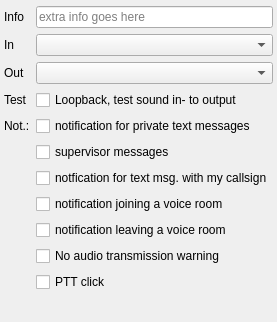
The window that src/blackgui/components/audiosetupcomponent.ui (swift-project/pilotclient) describes before a commit, drawn with Qt 5.
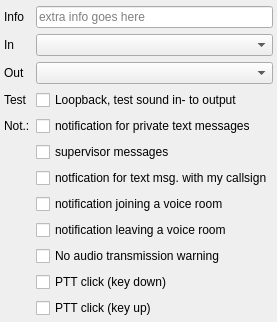
The same window after the commit.

Commit message:
Ref T567, PTT click also on key up
* added sound
* UI component

```diff
--- a/src/blackgui/components/audiosetupcomponent.ui
+++ b/src/blackgui/components/audiosetupcomponent.ui
@@ -151,7 +151,7 @@
      <item row="11" column="1">
       <widget class="QCheckBox" name="cb_SetupAudioPTTClick">
        <property name="text">
-        <string>PTT click</string>
+        <string>PTT click (key down)</string>
        </property>
       </widget>
      </item>
@@ -176,6 +176,13 @@
        </property>
       </widget>
      </item>
+     <item row="12" column="1">
+      <widget class="QCheckBox" name="cb_SetupAudioPTTClickUp">
+       <property name="text">
+        <string>PTT click (key up)</string>
+       </property>
+      </widget>
+     </item>
     </layout>
    </item>
    <item>
```
Left out of the diff: 4 changed lines with no effect on the pictures. The commit also changes 7 other files.
